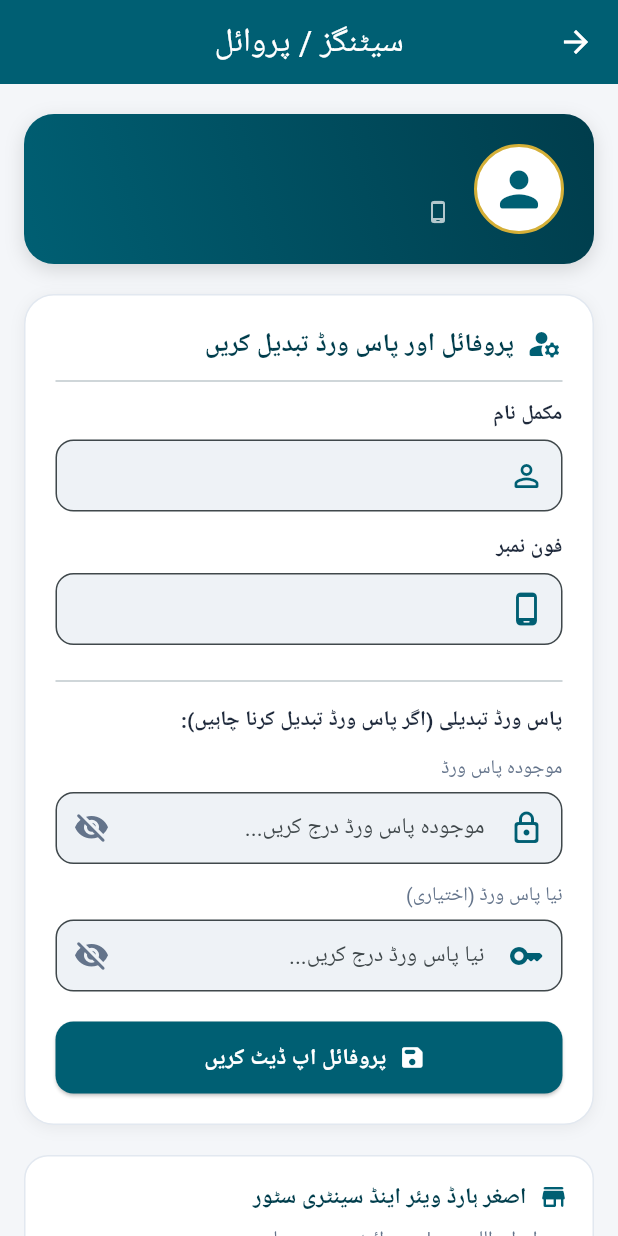
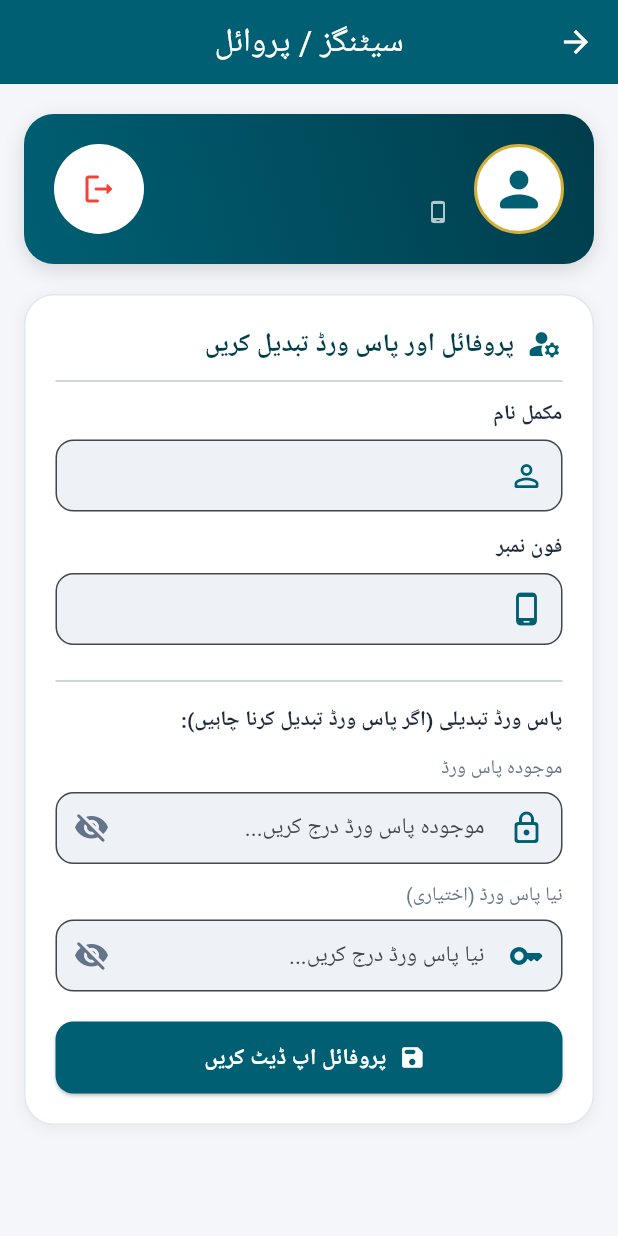
Before and after one commit to mhamzaCodes/arsons, a Flutter app: the HomeView screen opened directly, after a tap on the "settings" icon, on a phone screen of 412 x 824 dp. Run offline on Flutter 3.47's test engine with Material 3 defaults, Android fonts, the light colour scheme and no system bars; our stand-ins replace file_picker, get, get_storage, pdf, printing; missing offline and left inert: arabic_reshaper; accounts and stored records are empty; Roboto replaces fonts that are missing (JameelNooriNastaleeq).

Commit message:
Settings and Some other updates

```diff
--- a/lib/constants/strings.dart
+++ b/lib/constants/strings.dart
@@ -3,7 +3,7 @@ class AppStrings {
   // Store Header Details
   static const String appTitle = 'اصغر ہارڈ ویئر اینڈ سینٹری سٹور';
   static const String appSubtitle = 'انوینٹری اینڈ ریٹ لسٹ سسٹم';
-  static const String ceoLabel = 'سی ای او:';
+  static const String ceoLabel = 'چیف ایگزیکٹو:';
   static const String ceoName = 'اللہ رحم';
   static const String proprietorLabel = 'پروپرائیٹر:';
   static const String proprietorName = 'محمد حماد';
--- a/lib/controllers/inventory_controller.dart
+++ b/lib/controllers/inventory_controller.dart
@@ -98,7 +98,20 @@ class InventoryController extends GetxController {
       }
     }
 
-    categories.value = categoriesSet.toList();
+    final newList = categoriesSet.toList();
+    bool changed = categories.length != newList.length;
+    if (!changed) {
+      for (int i = 0; i < newList.length; i++) {
+        if (categories[i] != newList[i]) {
+          changed = true;
+          break;
+        }
+      }
+    }
+
+    if (changed) {
+      categories.value = newList;
+    }
   }
 
   /// Persist products list to GetStorage
@@ -178,9 +191,6 @@ class InventoryController extends GetxController {
 
   /// Get all categories (merges default categories with custom categories)
   List<String> get allCategories {
-    if (categories.isEmpty) {
-      updateCategoriesList();
-    }
     return categories;
   }
 
--- a/lib/views/home_view.dart
+++ b/lib/views/home_view.dart
@@ -39,8 +39,12 @@ class _HomeViewState extends State<HomeView>
     // Listen for dynamic category list updates
     ever(controller.categories, (_) {
       if (mounted) {
+        WidgetsBinding.instance.addPostFrameCallback((_) {
+          if (mounted) {
             setState(() {
               _initTabController();
+            });
+          }
         });
       }
     });
@@ -48,8 +52,11 @@ class _HomeViewState extends State<HomeView>
 
   void _initTabController() {
     final catList = controller.categories;
-    final int catLength =
-        catList.isNotEmpty ? catList.length : AppConstants.defaultCategories.length;
+    final int catLength = catList.isNotEmpty
+        ? catList.length
+        : (AppConstants.defaultCategories.isNotEmpty
+            ? AppConstants.defaultCategories.length
+            : 1);
 
     if (_tabControllerInitialized) {
       _tabController.dispose();
@@ -179,8 +186,10 @@ class _HomeViewState extends State<HomeView>
                           ),
                         ),
                         const SizedBox(height: 2),
+                        Row(
+                          children: [
                             Text(
-                          '${AppStrings.ceoLabel} ${AppStrings.ceoName} | ${AppStrings.proprietorLabel} ${AppStrings.proprietorName}',
+                              '${AppStrings.ceoLabel} ${AppStrings.ceoName}',
                               maxLines: 1,
                               overflow: TextOverflow.ellipsis,
                               style: TextStyle(
@@ -188,6 +197,30 @@ class _HomeViewState extends State<HomeView>
                                 fontSize:
                                     Responsive.fontSize(context, 12, desktopSize: 15),
                               ),
+                            ),
+                            SizedBox(width: 6.0,),
+                            Text(
+                              '|',
+                              maxLines: 1,
+                              overflow: TextOverflow.ellipsis,
+                              style: TextStyle(
+                                color: Colors.white70,
+                                fontSize:
+                                Responsive.fontSize(context, 12, desktopSize: 15),
+                              ),
+                            ),
+                            SizedBox(width: 6.0,),
+                            Text(
+                              '${AppStrings.proprietorLabel} ${AppStrings.proprietorName}',
+                              maxLines: 1,
+                              overflow: TextOverflow.ellipsis,
+                              style: TextStyle(
+                                color: Colors.white70,
+                                fontSize:
+                                Responsive.fontSize(context, 12, desktopSize: 15),
+                              ),
+                            ),
+                          ],
                         ),
                         if (isMobile) ...[
                           const SizedBox(height: 6),
@@ -199,7 +232,7 @@ class _HomeViewState extends State<HomeView>
                   if (!isMobile) ...[
                     phoneChip,
                     const SizedBox(width: 10),
-                    _buildBackupButton(context),
+                    // _buildBackupButton(context),
                   ],
                   const SizedBox(width: 6),
                   _buildPdfButton(),
@@ -480,6 +513,7 @@ class _HomeViewState extends State<HomeView>
         color: Colors.transparent,
         child: Obx(() {
           final catList = controller.categories;
+          if (catList.isEmpty) return const SizedBox.shrink();
 
           return TabBar(
             controller: _tabController,
--- a/lib/views/settings_view.dart
+++ b/lib/views/settings_view.dart
@@ -180,10 +180,10 @@ class _SettingsViewState extends State<SettingsView> {
                     _buildProfileHeaderCard(context),
                     const SizedBox(height: 20),
                     _buildEditProfileCard(context),
-                    const SizedBox(height: 20),
-                    _buildStoreDetailsCard(context),
-                    const SizedBox(height: 24),
-                    _buildLogoutButton(context),
+                    // const SizedBox(height: 20),
+                    // _buildStoreDetailsCard(context),
+                    // const SizedBox(height: 24),
+                    // _buildLogoutButton(context),
                   ],
                 ),
               ),
@@ -261,6 +261,17 @@ class _SettingsViewState extends State<SettingsView> {
                 ],
               ),
             ),
+            Container(
+              padding: EdgeInsets.all(6.0),
+              decoration: BoxDecoration(
+                shape: BoxShape.circle,
+                color: Colors.white
+              ),
+              child: IconButton(
+                onPressed: () => _showLogoutConfirmation(context),
+                icon: Icon(Icons.logout_rounded, size: 24, color: Colors.red,),
+              ),
+            )
           ],
         ),
       );
```
Also changed, not shown: lib/constants/constants.dart (+9 -3 lines), lib/utils/pdf_generator.dart (+13 -5 lines), lib/views/add_edit_product_view.dart (+20 -3 lines), 1 other file. Lines whose indentation alone changed are shown as unchanged.
